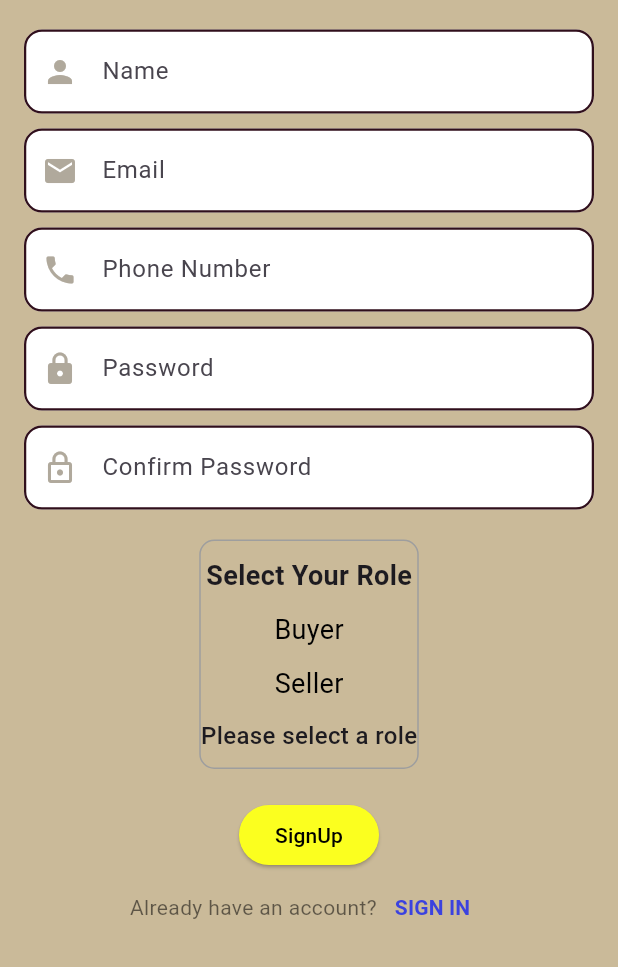
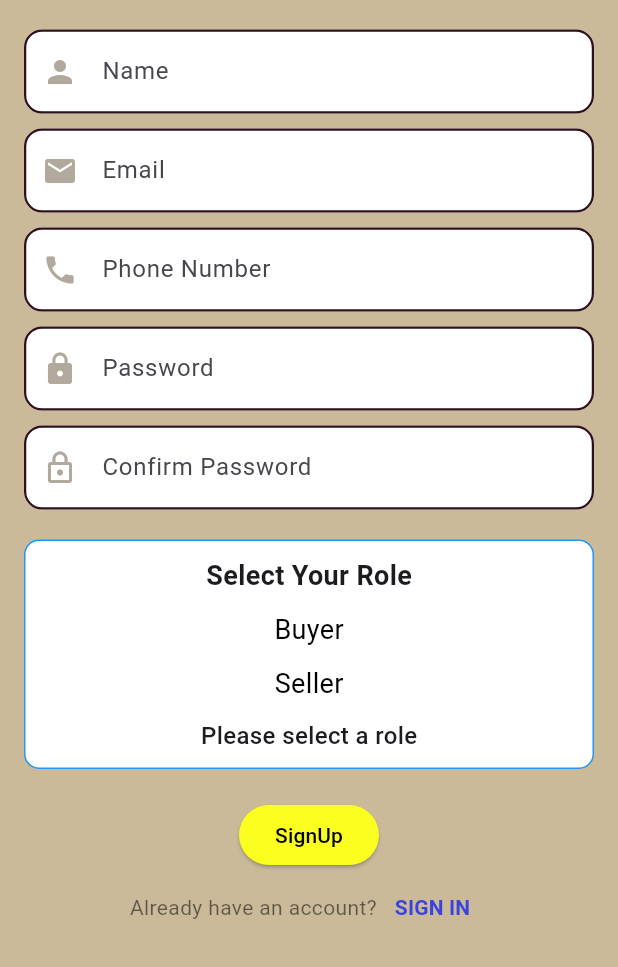
Before and after one commit to kirankiran12/Lusail-Number-Plates, a Flutter app: the screen it shows after launch, scrolled down 253 dp, on a phone screen of 412 x 824 dp, the part 269-1236 px from its top. Run offline on Flutter 3.47's test engine with Material 3 defaults, Android fonts, the phone set to English and light mode, and no system bars; our stand-ins replace image_picker, pin_code_text_field.

```diff
--- a/lib/Auth/register.dart
+++ b/lib/Auth/register.dart
@@ -14,8 +14,6 @@
 // class _RegistrationScreenState extends State<RegistrationScreen> {
 //   File? _image;
 //   final _formKey = GlobalKey<FormState>();
-
-
 
 //    String selectedRole = '';
 //    // Initially no role is selected.
@@ -160,20 +158,6 @@
 // Container(
 // child: const RoleSelectorScreen()
 // ),
-
-
-
-
-
-
-
-
-
-
-
-
-
-
 
 //                     const SizedBox(height: 20),
 //                     ElevatedButton(
@@ -373,8 +357,7 @@ class _RegistrationScreenState extends State<RegistrationScreen> {
                   return null;
                 }, obscureText: true),
                 const SizedBox(height: 10),
-                _buildTextField(
-                    'Confirm Password', Icons.lock_outline,
+                _buildTextField('Confirm Password', Icons.lock_outline,
                     _confirmPasswordController, (value) {
                   if (value == null || value.isEmpty) {
                     return 'Confirm your password';
@@ -386,17 +369,23 @@ class _RegistrationScreenState extends State<RegistrationScreen> {
                 const SizedBox(height: 20),
 
                 // Role Selection Section
+                Column(
+                  mainAxisAlignment: MainAxisAlignment.start,
+                  children: [
                     Container(
+                      width: double.infinity,
                       padding: const EdgeInsets.symmetric(vertical: 10),
                       decoration: BoxDecoration(
-                    border: Border.all(color: Colors.grey),
+                        color: Colors.white,
+                        border: Border.all(color: Colors.blue),
                         borderRadius: BorderRadius.circular(10),
                       ),
                       child: Column(
                         children: [
                           const Text(
                             "Select Your Role",
-                        style: TextStyle(fontSize: 18, fontWeight: FontWeight.bold),
+                            style: TextStyle(
+                                fontSize: 18, fontWeight: FontWeight.bold),
                           ),
                           const SizedBox(height: 10),
                           GestureDetector(
@@ -440,6 +429,8 @@ class _RegistrationScreenState extends State<RegistrationScreen> {
                           ),
                         ],
                       ),
+                    ),
+                  ],
                 ),
 
                 const SizedBox(height: 20),
```
Lines whose indentation alone changed are shown as unchanged.
